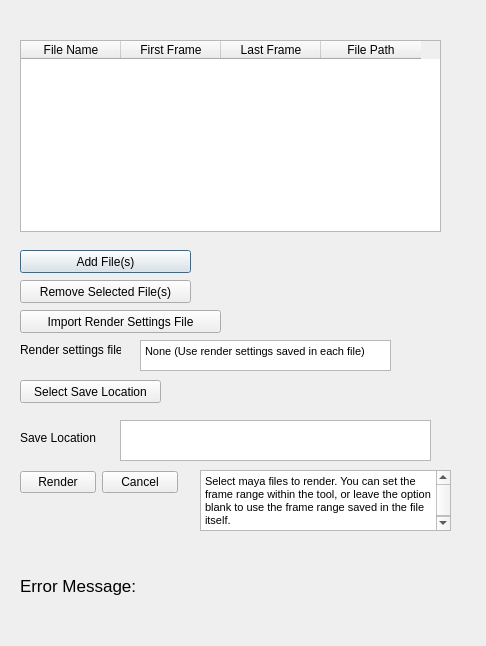
Above: ui/MultiFileSequenceRenderUi.ui from bsinghvird/Multi-File-Sequence-Render before the change. Below: the same form after it.
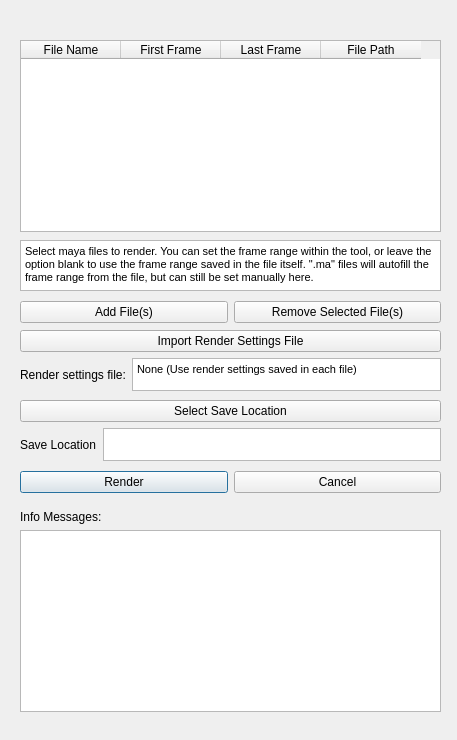
That is the form after the change.

Commit message: All base features working

What changed in the file:
```diff
--- a/ui/MultiFileSequenceRenderUi.ui
+++ b/ui/MultiFileSequenceRenderUi.ui
@@ -6,8 +6,8 @@
    <rect>
     <x>0</x>
     <y>0</y>
-    <width>486</width>
-    <height>646</height>
+    <width>457</width>
+    <height>740</height>
    </rect>
   </property>
   <property name="windowTitle">
@@ -52,26 +52,13 @@
     </property>
    </column>
   </widget>
-  <widget class="QPushButton" name="btn_select_files">
-   <property name="geometry">
-    <rect>
-     <x>20</x>
-     <y>250</y>
-     <width>171</width>
-     <height>23</height>
-    </rect>
-   </property>
-   <property name="text">
-    <string>Add File(s)</string>
-   </property>
-  </widget>
   <widget class="QTextBrowser" name="text_instructions">
    <property name="geometry">
     <rect>
-     <x>200</x>
-     <y>470</y>
-     <width>251</width>
-     <height>61</height>
+     <x>20</x>
+     <y>240</y>
+     <width>421</width>
+     <height>51</height>
     </rect>
    </property>
    <property name="html">
@@ -79,20 +66,7 @@
 &lt;html&gt;&lt;head&gt;&lt;meta name=&quot;qrichtext&quot; content=&quot;1&quot; /&gt;&lt;style type=&quot;text/css&quot;&gt;
 p, li { white-space: pre-wrap; }
 &lt;/style&gt;&lt;/head&gt;&lt;body style=&quot; font-family:'MS Shell Dlg 2'; font-size:8.25pt; font-weight:400; font-style:normal;&quot;&gt;
-&lt;p style=&quot; margin-top:0px; margin-bottom:0px; margin-left:0px; margin-right:0px; -qt-block-indent:0; text-indent:0px;&quot;&gt;Select maya files to render. You can set the frame range within the tool, or leave the option blank to use the frame range saved in the file itself.&lt;/p&gt;&lt;/body&gt;&lt;/html&gt;</string>
-   </property>
-  </widget>
-  <widget class="QPushButton" name="btn_remove_selected_files">
-   <property name="geometry">
-    <rect>
-     <x>20</x>
-     <y>280</y>
-     <width>171</width>
-     <height>23</height>
-    </rect>
-   </property>
-   <property name="text">
-    <string>Remove Selected File(s)</string>
+&lt;p style=&quot; margin-top:0px; margin-bottom:0px; margin-left:0px; margin-right:0px; -qt-block-indent:0; text-indent:0px;&quot;&gt;Select maya files to render. You can set the frame range within the tool, or leave the option blank to use the frame range saved in the file itself. &amp;quot;.ma&amp;quot; files will autofill the frame range from the file, but can still be set manually here. &lt;/p&gt;&lt;/body&gt;&lt;/html&gt;</string>
    </property>
   </widget>
   <widget class="QWidget" name="layoutWidget">
@@ -100,7 +74,7 @@
     <rect>
      <x>20</x>
      <y>470</y>
-     <width>158</width>
+     <width>421</width>
      <height>25</height>
     </rect>
    </property>
@@ -121,121 +95,155 @@
     </item>
    </layout>
   </widget>
-  <widget class="QPushButton" name="btn_render_settings">
+  <widget class="QWidget" name="">
    <property name="geometry">
     <rect>
      <x>20</x>
-     <y>310</y>
-     <width>201</width>
-     <height>23</height>
+     <y>330</y>
+     <width>421</width>
+     <height>61</height>
     </rect>
    </property>
-   <property name="text">
-    <string>Import Render Settings File</string>
-   </property>
-  </widget>
-  <widget class="QTextEdit" name="text_render_settings_file">
-   <property name="enabled">
-    <bool>true</bool>
-   </property>
-   <property name="geometry">
-    <rect>
-     <x>140</x>
-     <y>340</y>
-     <width>251</width>
-     <height>31</height>
-    </rect>
-   </property>
-   <property name="readOnly">
-    <bool>true</bool>
-   </property>
-   <property name="html">
-    <string>&lt;!DOCTYPE HTML PUBLIC &quot;-//W3C//DTD HTML 4.0//EN&quot; &quot;http://www.w3.org/TR/REC-html40/strict.dtd&quot;&gt;
+   <layout class="QVBoxLayout" name="verticalLayout_2">
+    <item>
+     <widget class="QPushButton" name="btn_render_settings">
+      <property name="text">
+       <string>Import Render Settings File</string>
+      </property>
+     </widget>
+    </item>
+    <item>
+     <layout class="QHBoxLayout" name="horizontalLayout_4">
+      <item>
+       <widget class="QLabel" name="label">
+        <property name="text">
+         <string>Render settings file:</string>
+        </property>
+       </widget>
+      </item>
+      <item>
+       <widget class="QTextEdit" name="text_render_settings_file">
+        <property name="enabled">
+         <bool>true</bool>
+        </property>
+        <property name="readOnly">
+         <bool>true</bool>
+        </property>
+        <property name="html">
+         <string>&lt;!DOCTYPE HTML PUBLIC &quot;-//W3C//DTD HTML 4.0//EN&quot; &quot;http://www.w3.org/TR/REC-html40/strict.dtd&quot;&gt;
 &lt;html&gt;&lt;head&gt;&lt;meta name=&quot;qrichtext&quot; content=&quot;1&quot; /&gt;&lt;style type=&quot;text/css&quot;&gt;
 p, li { white-space: pre-wrap; }
 &lt;/style&gt;&lt;/head&gt;&lt;body style=&quot; font-family:'MS Shell Dlg 2'; font-size:8.25pt; font-weight:400; font-style:normal;&quot;&gt;
 &lt;p style=&quot; margin-top:0px; margin-bottom:0px; margin-left:0px; margin-right:0px; -qt-block-indent:0; text-indent:0px;&quot;&gt;None (Use render settings saved in each file)&lt;/p&gt;&lt;/body&gt;&lt;/html&gt;</string>
-   </property>
+        </property>
+       </widget>
+      </item>
+     </layout>
+    </item>
+   </layout>
   </widget>
-  <widget class="QLabel" name="label">
+  <widget class="QWidget" name="">
    <property name="geometry">
     <rect>
      <x>20</x>
-     <y>340</y>
-     <width>101</width>
-     <height>20</height>
+     <y>400</y>
+     <width>421</width>
+     <height>61</height>
     </rect>
    </property>
-   <property name="text">
-    <string>Render settings file:</string>
-   </property>
-  </widget>
-  <widget class="QLabel" name="label_2">
-   <property name="geometry">
-    <rect>
-     <x>20</x>
-     <y>430</y>
-     <width>111</width>
-     <height>16</height>
-    </rect>
-   </property>
-   <property name="text">
-    <string>Save Location</string>
-   </property>
-  </widget>
-  <widget class="QTextEdit" name="text_save_location">
-   <property name="enabled">
-    <bool>true</bool>
-   </property>
-   <property name="geometry">
-    <rect>
-     <x>120</x>
-     <y>420</y>
-     <width>311</width>
-     <height>41</height>
-    </rect>
-   </property>
-   <property name="readOnly">
-    <bool>true</bool>
-   </property>
-   <property name="html">
-    <string>&lt;!DOCTYPE HTML PUBLIC &quot;-//W3C//DTD HTML 4.0//EN&quot; &quot;http://www.w3.org/TR/REC-html40/strict.dtd&quot;&gt;
+   <layout class="QVBoxLayout" name="verticalLayout_3">
+    <item>
+     <widget class="QPushButton" name="btn_select_save_location">
+      <property name="text">
+       <string>Select Save Location</string>
+      </property>
+     </widget>
+    </item>
+    <item>
+     <layout class="QHBoxLayout" name="horizontalLayout_3">
+      <item>
+       <widget class="QLabel" name="label_2">
+        <property name="text">
+         <string>Save Location</string>
+        </property>
+       </widget>
+      </item>
+      <item>
+       <widget class="QTextEdit" name="text_save_location">
+        <property name="enabled">
+         <bool>true</bool>
+        </property>
+        <property name="readOnly">
+         <bool>true</bool>
+        </property>
+        <property name="html">
+         <string>&lt;!DOCTYPE HTML PUBLIC &quot;-//W3C//DTD HTML 4.0//EN&quot; &quot;http://www.w3.org/TR/REC-html40/strict.dtd&quot;&gt;
 &lt;html&gt;&lt;head&gt;&lt;meta name=&quot;qrichtext&quot; content=&quot;1&quot; /&gt;&lt;style type=&quot;text/css&quot;&gt;
 p, li { white-space: pre-wrap; }
 &lt;/style&gt;&lt;/head&gt;&lt;body style=&quot; font-family:'MS Shell Dlg 2'; font-size:8.25pt; font-weight:400; font-style:normal;&quot;&gt;
 &lt;p style=&quot;-qt-paragraph-type:empty; margin-top:0px; margin-bottom:0px; margin-left:0px; margin-right:0px; -qt-block-indent:0; text-indent:0px;&quot;&gt;&lt;br /&gt;&lt;/p&gt;&lt;/body&gt;&lt;/html&gt;</string>
-   </property>
+        </property>
+       </widget>
+      </item>
+     </layout>
+    </item>
+   </layout>
   </widget>
-  <widget class="QPushButton" name="btn_select_save_location">
+  <widget class="QWidget" name="">
    <property name="geometry">
     <rect>
      <x>20</x>
-     <y>380</y>
-     <width>141</width>
-     <height>23</height>
+     <y>300</y>
+     <width>421</width>
+     <height>25</height>
     </rect>
    </property>
-   <property name="text">
-    <string>Select Save Location</string>
-   </property>
+   <layout class="QHBoxLayout" name="horizontalLayout">
+    <item>
+     <widget class="QPushButton" name="btn_select_files">
+      <property name="text">
+       <string>Add File(s)</string>
+      </property>
+     </widget>
+    </item>
+    <item>
+     <widget class="QPushButton" name="btn_remove_selected_files">
+      <property name="text">
+       <string>Remove Selected File(s)</string>
+      </property>
+     </widget>
+    </item>
+   </layout>
   </widget>
-  <widget class="QLabel" name="label_error_message">
+  <widget class="QWidget" name="">
    <property name="geometry">
     <rect>
      <x>20</x>
-     <y>550</y>
-     <width>411</width>
-     <height>71</height>
+     <y>510</y>
+     <width>421</width>
+     <height>202</height>
     </rect>
    </property>
-   <property name="font">
-    <font>
-     <pointsize>13</pointsize>
-    </font>
-   </property>
-   <property name="text">
-    <string>Error Message:</string>
-   </property>
+   <layout class="QVBoxLayout" name="verticalLayout">
+    <item>
+     <widget class="QLabel" name="label_3">
+      <property name="text">
+       <string>Info Messages:</string>
+      </property>
+     </widget>
+    </item>
+    <item>
+     <widget class="QTextBrowser" name="text_info_messages">
+      <property name="html">
+       <string>&lt;!DOCTYPE HTML PUBLIC &quot;-//W3C//DTD HTML 4.0//EN&quot; &quot;http://www.w3.org/TR/REC-html40/strict.dtd&quot;&gt;
+&lt;html&gt;&lt;head&gt;&lt;meta name=&quot;qrichtext&quot; content=&quot;1&quot; /&gt;&lt;style type=&quot;text/css&quot;&gt;
+p, li { white-space: pre-wrap; }
+&lt;/style&gt;&lt;/head&gt;&lt;body style=&quot; font-family:'MS Shell Dlg 2'; font-size:8.25pt; font-weight:400; font-style:normal;&quot;&gt;
+&lt;p style=&quot;-qt-paragraph-type:empty; margin-top:0px; margin-bottom:0px; margin-left:0px; margin-right:0px; -qt-block-indent:0; text-indent:0px;&quot;&gt;&lt;br /&gt;&lt;/p&gt;&lt;/body&gt;&lt;/html&gt;</string>
+      </property>
+     </widget>
+    </item>
+   </layout>
   </widget>
  </widget>
  <resources/>
```
The commit also changes 2 other files.
